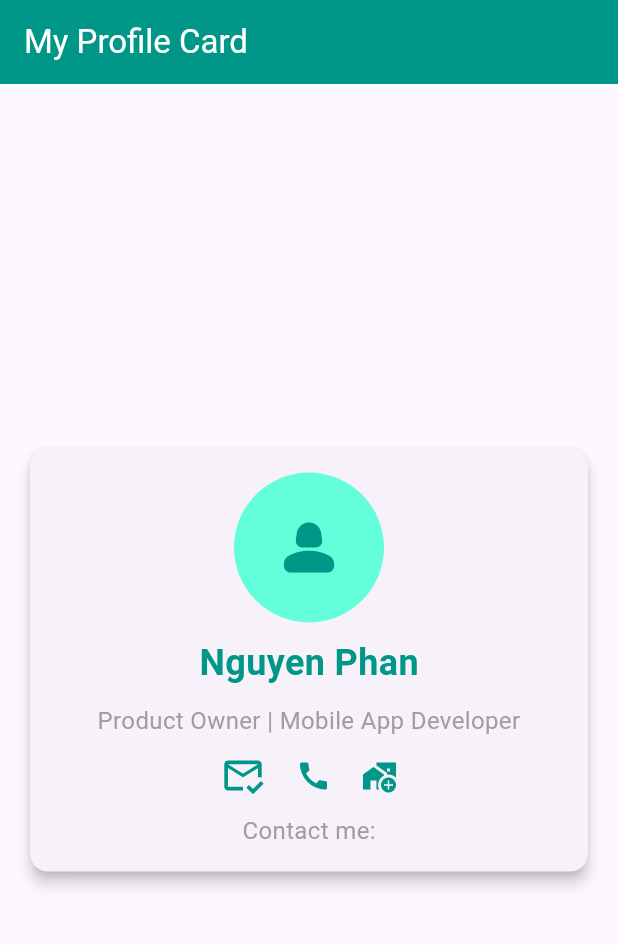
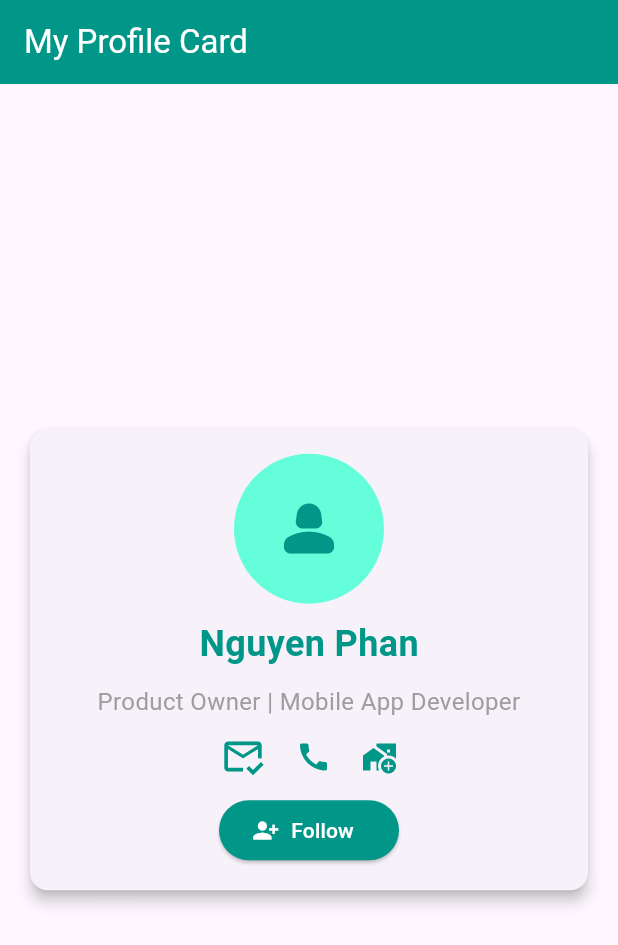
Before and after one commit to kphan1692/flutter_week1_project, a Flutter app: the screen it shows after launch, on a phone screen of 412 x 824 dp. Shown: the top 945 px of the screen. Run offline on Flutter 3.47's test engine with Material 3 defaults, Android fonts, the phone set to English and light mode, and no system bars; our stand-ins replace font_awesome_flutter.

Commit message:
second commit

```diff
--- /dev/null
+++ b/lib/ProfileCard.dart
@@ -0,0 +1,100 @@
+import 'package:flutter/material.dart';
+
+class ProfileCard extends StatelessWidget {
+  const ProfileCard({super.key});
+
+  @override
+  Widget build(BuildContext context) {
+    return Card(
+      margin: EdgeInsets.all(20),
+      elevation: 4.0,
+      shape: RoundedRectangleBorder(borderRadius: BorderRadius.circular(12.0)),
+      child: Padding(
+        padding: const EdgeInsets.all(16.0),
+        child: Column(
+          mainAxisSize: MainAxisSize.min,
+          children: [
+            const CircleAvatar(
+              radius: 50,
+              backgroundColor: Colors.tealAccent,
+              child: Icon(Icons.person_2_rounded, size: 50, color: Colors.teal),
+              //using `backgroundImage: AssetImage(...)` later.
+            ),
+            SizedBox(height: 10),
+            const Text(
+              'Nguyen Phan',
+              style: TextStyle(
+                fontSize: 24,
+                fontWeight: FontWeight.bold,
+                color: Colors.teal,
+              ),
+            ),
+            SizedBox(height: 10),
+            const Text(
+              'Product Owner | Mobile App Developer',
+              textAlign: TextAlign.center,
+              style: TextStyle(fontSize: 16, color: Colors.grey),
+            ),
+            SizedBox(height: 10),
+            const Row(
+              mainAxisAlignment: MainAxisAlignment.center,
+              children: [
+                Icon(
+                  Icons.mark_email_read_outlined,
+                  size: 30,
+                  color: Colors.teal,
+                ),
+                SizedBox(width: 20),
+                Icon(Icons.call, color: Colors.teal),
+                SizedBox(width: 20),
+                Icon(Icons.add_home_work_sharp, color: Colors.teal),
+              ],
+            ),
+            SizedBox(height: 10),
+            const FollowButton(),
+          ],
+        ),
+      ),
+    );
+  } // build function
+} // class ProfileCard
+
+class FollowButton extends StatefulWidget {
+  const FollowButton({super.key});
+
+  @override
+  State<FollowButton> createState() => _FollowButtonState();
+}
+
+class _FollowButtonState extends State<FollowButton> {
+  // State variable and build method needed here
+  bool isFollowing = false;
+
+  // Function to toggle the follow state
+  void _toggleFollowStatus() {
+    setState(() {
+      isFollowing = !isFollowing; // Toggle the state
+    });
+  }
+
+  @override
+  Widget build(BuildContext context) {
+    // Return the button widget based on state
+    return ElevatedButton.icon(
+      onPressed: _toggleFollowStatus,
+      icon: Icon(
+        isFollowing ? Icons.check_circle_outline : Icons.person_add_alt_1,
+        color: Colors.white,
+      ),
+      label: Text(
+        isFollowing ? 'Following' : 'Follow',
+        style: const TextStyle(color: Colors.white),
+      ),
+      style: ElevatedButton.styleFrom(
+        backgroundColor: isFollowing ? Colors.grey : Colors.teal,
+        shape: RoundedRectangleBorder(borderRadius: BorderRadius.circular(20)),
+        minimumSize: const Size(120, 40),
+      ),
+    );
+  }
+}
--- a/lib/main.dart
+++ b/lib/main.dart
@@ -1,4 +1,5 @@
 import 'package:flutter/material.dart';
+import 'ProfileCard.dart'; // Importing the ProfileCard widget from another file.
 
 // The main entry point of the Flutter application.
 void main() {
@@ -27,90 +28,3 @@ class MainApp extends StatelessWidget {
     );
   }
 }
-
-class ProfileCard extends StatelessWidget {
-  const ProfileCard({super.key});
-
-  @override
-  Widget build(BuildContext context) {
-    return Card(
-      margin: EdgeInsets.all(20),
-      elevation: 4.0,
-      shape: RoundedRectangleBorder(borderRadius: BorderRadius.circular(12.0)),
-      child: Padding(
-        padding: const EdgeInsets.all(16.0),
-        child: Column(
-          mainAxisSize: MainAxisSize.min,
-          children: [
-            const CircleAvatar(
-              radius: 50,
-              backgroundColor: Colors.tealAccent,
-              child: Icon(Icons.person_2_rounded, size: 50, color: Colors.teal),
-              //using `backgroundImage: AssetImage(...)` later.
-            ),
-            SizedBox(height: 10),
-            const Text(
-              'Nguyen Phan',
-              style: TextStyle(
-                fontSize: 24,
-                fontWeight: FontWeight.bold,
-                color: Colors.teal,
-              ),
-            ),
-            SizedBox(height: 10),
-            const Text(
-              'Product Owner | Mobile App Developer',
-              textAlign: TextAlign.center,
-              style: TextStyle(fontSize: 16, color: Colors.grey),
-            ),
-            SizedBox(height: 10),
-            const Row(
-              mainAxisAlignment: MainAxisAlignment.center,
-              children: [
-                Icon(
-                  Icons.mark_email_read_outlined,
-                  size: 30,
-                  color: Colors.teal,
-                ),
-                SizedBox(width: 20),
-                Icon(Icons.call, color: Colors.teal),
-                SizedBox(width: 20),
-                Icon(Icons.add_home_work_sharp, color: Colors.teal),
-              ],
-            ),
-            SizedBox(height: 10),
-            const Text(
-              'Contact me:',
-              style: TextStyle(fontSize: 16, color: Colors.grey),
-            ),
-          ],
-        ),
-      ),
-    );
-  } // build function
-} // class ProfileCard
-
-class FollowButton extends StatefulWidget {
-  const FollowButton({super.key});
-
-  @override
-  State<FollowButton> createState() => _FollowButtonState();
-}
-
-class _FollowButtonState extends State<FollowButton> {
-  // State variable and build method needed here
-  bool isFollowing = false;
-
-  // Function to toggle the follow state
-  void _toggleFollowStatus() {
-    setState(() {
-      isFollowing = !isFollowing; // Toggle the state
-    });
-  }
-
-  @override
-  Widget build(BuildContext context) {
-    // Return the button widget based on state
-    return Container();
-  }
-}
--- a/pubspec.yaml
+++ b/pubspec.yaml
@@ -1,12 +1,13 @@
 name: flutter_week1_project
 description: "A new Flutter project."
-publish_to: 'none'
+publish_to: "none"
 version: 0.1.0
 
 environment:
   sdk: ^3.7.2
 
 dependencies:
+  font_awesome_flutter: ^10.8.0
   flutter:
     sdk: flutter
 
```
Also changed, not shown: lib/main_alternative.dart (added, +270 -0 lines), pubspec.lock.
